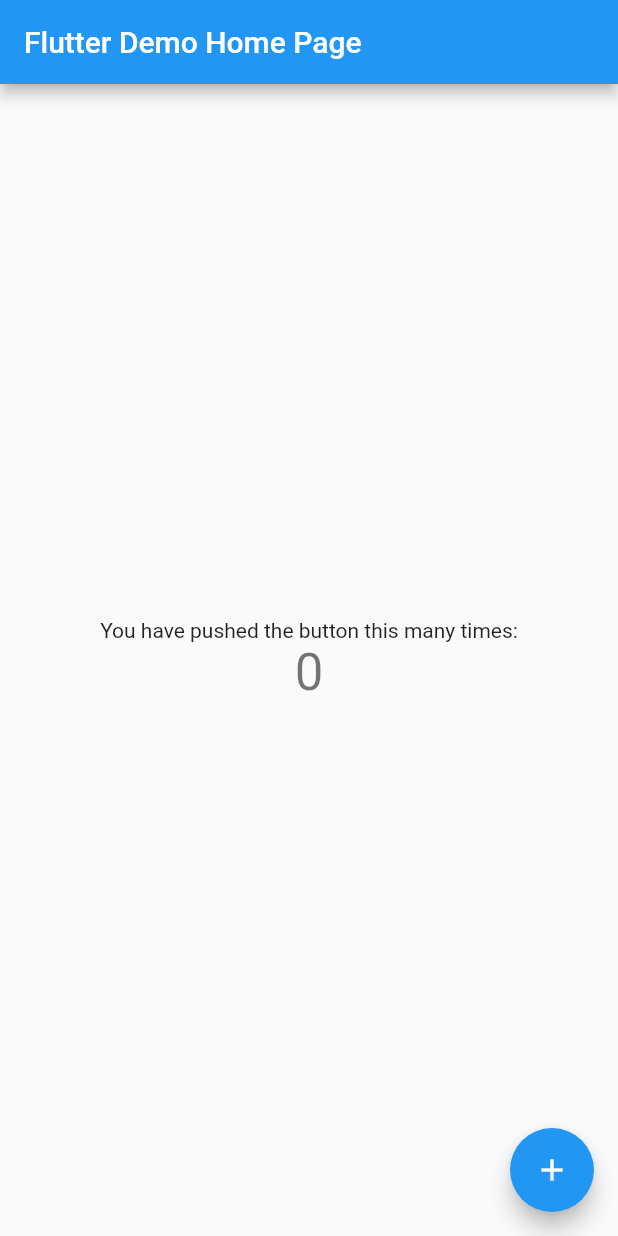
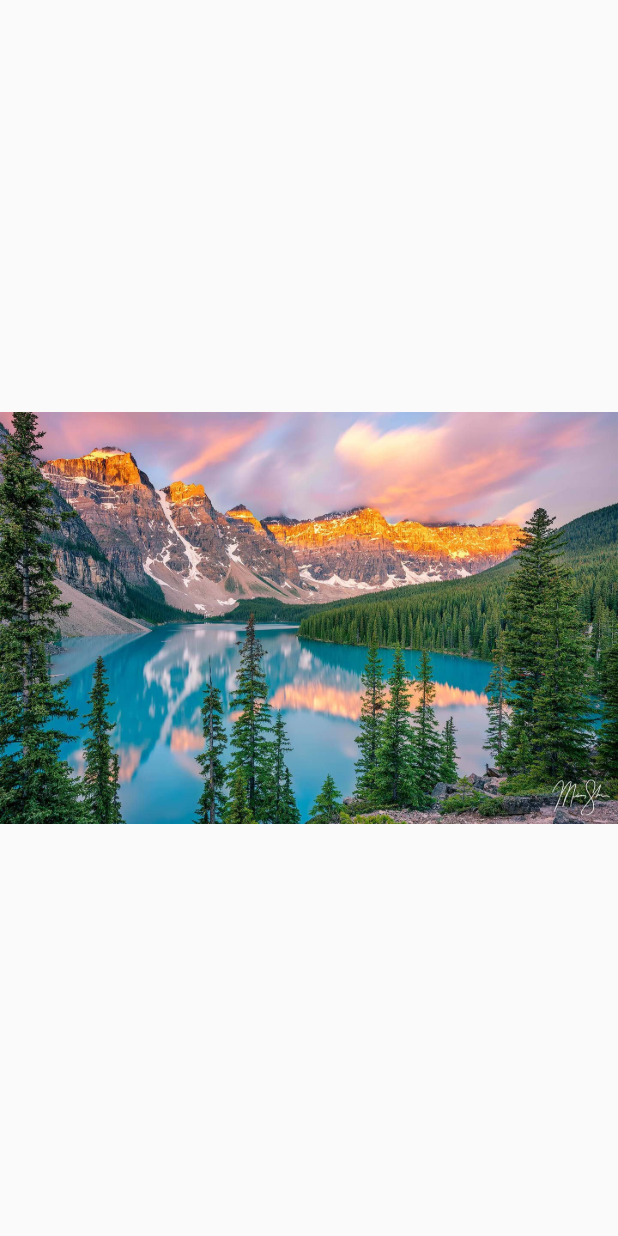
Before and after one commit to MatiasSalomon01/Flutter-Designs, a Flutter app: the screen it shows after launch, on a phone screen of 412 x 824 dp. Run offline on Flutter 3.47's test engine with Material 2 defaults, Android fonts, the phone set to English and light mode, and no system bars.

Commit message:
Diseño Parte 1

```diff
--- a/lib/main.dart
+++ b/lib/main.dart
@@ -1,115 +1,18 @@
 import 'package:flutter/material.dart';
+import 'package:flutter_designs/screens/basic_design.dart';
 
-void main() {
-  runApp(const MyApp());
-}
+void main() => runApp(const MyApp());
 
 class MyApp extends StatelessWidget {
   const MyApp({super.key});
 
-  // This widget is the root of your application.
   @override
   Widget build(BuildContext context) {
     return MaterialApp(
-      title: 'Flutter Demo',
-      theme: ThemeData(
-        // This is the theme of your application.
-        //
-        // Try running your application with "flutter run". You'll see the
-        // application has a blue toolbar. Then, without quitting the app, try
-        // changing the primarySwatch below to Colors.green and then invoke
-        // "hot reload" (press "r" in the console where you ran "flutter run",
-        // or simply save your changes to "hot reload" in a Flutter IDE).
-        // Notice that the counter didn't reset back to zero; the application
-        // is not restarted.
-        primarySwatch: Colors.blue,
-      ),
-      home: const MyHomePage(title: 'Flutter Demo Home Page'),
+      debugShowCheckedModeBanner: false,
+      title: 'Material App',
+      initialRoute: 'basic_design',
+      routes: {'basic_design': (context) => BasicDesignScreen()},
     );
   }
 }
-
-class MyHomePage extends StatefulWidget {
-  const MyHomePage({super.key, required this.title});
-
-  // This widget is the home page of your application. It is stateful, meaning
-  // that it has a State object (defined below) that contains fields that affect
-  // how it looks.
-
-  // This class is the configuration for the state. It holds the values (in this
-  // case the title) provided by the parent (in this case the App widget) and
-  // used by the build method of the State. Fields in a Widget subclass are
-  // always marked "final".
-
-  final String title;
-
-  @override
-  State<MyHomePage> createState() => _MyHomePageState();
-}
-
-class _MyHomePageState extends State<MyHomePage> {
-  int _counter = 0;
-
-  void _incrementCounter() {
-    setState(() {
-      // This call to setState tells the Flutter framework that something has
-      // changed in this State, which causes it to rerun the build method below
-      // so that the display can reflect the updated values. If we changed
-      // _counter without calling setState(), then the build method would not be
-      // called again, and so nothing would appear to happen.
-      _counter++;
-    });
-  }
-
-  @override
-  Widget build(BuildContext context) {
-    // This method is rerun every time setState is called, for instance as done
-    // by the _incrementCounter method above.
-    //
-    // The Flutter framework has been optimized to make rerunning build methods
-    // fast, so that you can just rebuild anything that needs updating rather
-    // than having to individually change instances of widgets.
-    return Scaffold(
-      appBar: AppBar(
-        // Here we take the value from the MyHomePage object that was created by
-        // the App.build method, and use it to set our appbar title.
-        title: Text(widget.title),
-      ),
-      body: Center(
-        // Center is a layout widget. It takes a single child and positions it
-        // in the middle of the parent.
-        child: Column(
-          // Column is also a layout widget. It takes a list of children and
-          // arranges them vertically. By default, it sizes itself to fit its
-          // children horizontally, and tries to be as tall as its parent.
-          //
-          // Invoke "debug painting" (press "p" in the console, choose the
-          // "Toggle Debug Paint" action from the Flutter Inspector in Android
-          // Studio, or the "Toggle Debug Paint" command in Visual Studio Code)
-          // to see the wireframe for each widget.
-          //
-          // Column has various properties to control how it sizes itself and
-          // how it positions its children. Here we use mainAxisAlignment to
-          // center the children vertically; the main axis here is the vertical
-          // axis because Columns are vertical (the cross axis would be
-          // horizontal).
-          mainAxisAlignment: MainAxisAlignment.center,
-          children: <Widget>[
-            const Text(
-              'You have pushed the button this many times:',
-            ),
-            Text(
-              '$_counter',
-              style: Theme.of(context).textTheme.headlineMedium,
-            ),
-          ],
-        ),
-      ),
-      floatingActionButton: FloatingActionButton(
-        onPressed: _incrementCounter,
-        tooltip: 'Increment',
-        child: const Icon(Icons.add),
-      ), // This trailing comma makes auto-formatting nicer for build methods.
-    );
-  }
-}
--- /dev/null
+++ b/lib/screens/basic_design.dart
@@ -0,0 +1,14 @@
+import 'package:flutter/material.dart';
+
+class BasicDesignScreen extends StatelessWidget {
+  const BasicDesignScreen({Key? key}) : super(key: key);
+
+  @override
+  Widget build(BuildContext context) {
+    return const Scaffold(
+      body: Center(
+        child: Image(image: AssetImage('assets/landscape.jpg')),
+      ),
+    );
+  }
+}
--- a/pubspec.yaml
+++ b/pubspec.yaml
@@ -59,8 +59,8 @@ flutter:
   uses-material-design: true
 
   # To add assets to your application, add an assets section, like this:
-  # assets:
-  #   - images/a_dot_burr.jpeg
+  assets:
+    - assets/
   #   - images/a_dot_ham.jpeg
 
   # An image asset can refer to one or more resolution-specific "variants", see
```
Also changed, not shown: assets/landscape.jpg (added).
